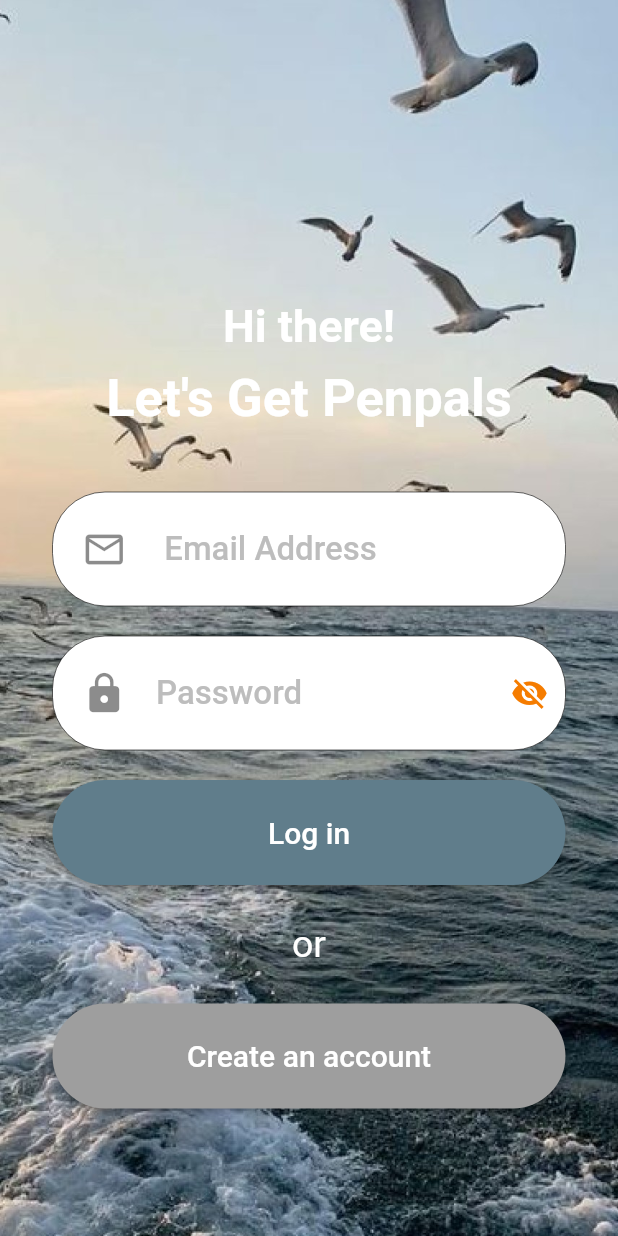
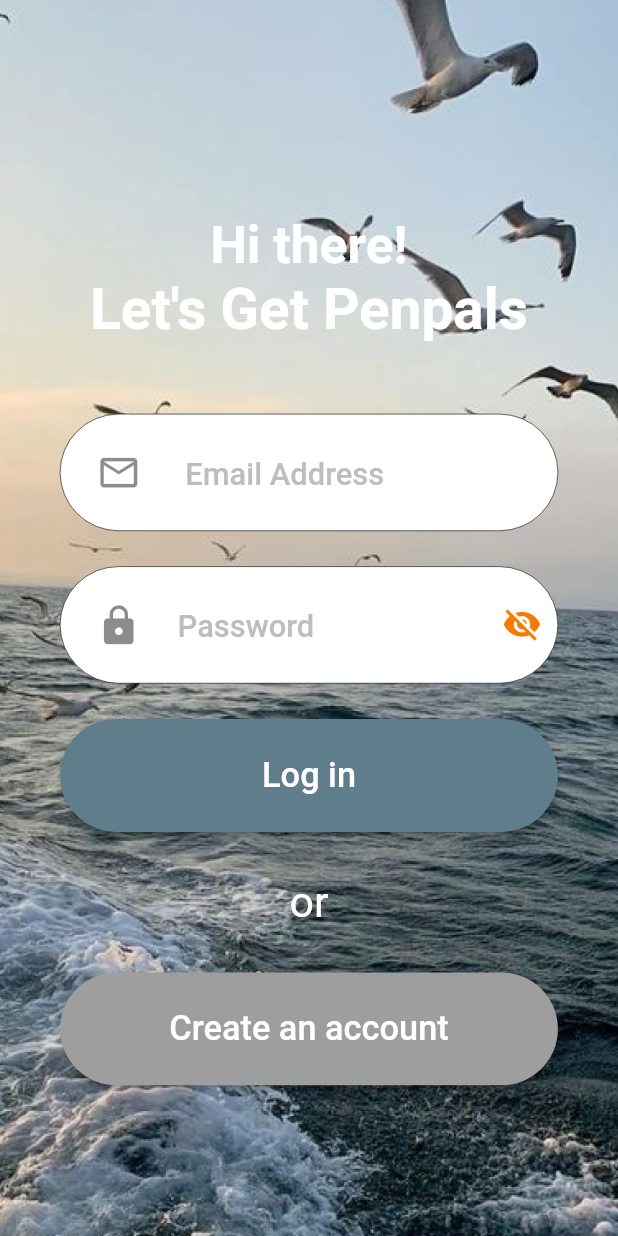
Before and after one commit to litrar/floating-bottle, a Flutter app: the screen it shows after launch, on a phone screen of 412 x 824 dp. Run offline on Flutter 3.47's test engine with Material 2 defaults, Android fonts, the phone set to English and light mode, and no system bars; our stand-ins replace flutter_bloc, flutter_screenutil, go_router, image_picker.

Commit message:
update login page

```diff
--- a/lib/pages/authentication/login.dart
+++ b/lib/pages/authentication/login.dart
@@ -1,6 +1,7 @@
 import 'package:floating_bottle/pages/authentication/information.dart';
 import 'package:floating_bottle/pages/authentication/registration.dart';
 import 'package:flutter/material.dart';
+import 'package:flutter_screenutil/flutter_screenutil.dart';
 import 'package:go_router/go_router.dart';
 
 import '../subpage.dart';
@@ -11,7 +12,7 @@ class Login extends StatefulWidget {
   @override
   State<Login> createState() => _LoginPageState();
   static final GoRoute route =
-      GoRoute(path: "/logIn", builder: ((context, state) => Login()));
+      GoRoute(path: "/logIn", builder: ((context, state) => const Login()));
 }
 
 class _LoginPageState extends State<Login> {
@@ -34,33 +35,33 @@ class _LoginPageState extends State<Login> {
             ListView(
               children: [
                 Container(
-                  margin: const EdgeInsets.only(top: 200),
+                  margin: EdgeInsets.only(top: 120.h),
                   child: Column(
                     children: [
-                      const Text(
+                      Text(
                         "Hi there!",
                         style: TextStyle(
                             fontWeight: FontWeight.w700,
-                            fontSize: 30,
+                            fontSize: 30.sp,
                             color: Colors.white),
                       ),
-                      const Text(
+                      Text(
                         "Let's Get Penpals",
                         style: TextStyle(
                           fontWeight: FontWeight.bold,
-                          fontSize: 35,
-                          height: 1.5,
+                          fontSize: 33.sp,
+                          height: 1.h,
                           color: Colors.white,
                         ),
                       ),
                       _emailField(),
                       _passwordField(),
                       _loginButton(),
-                      const Text(
+                      Text(
                         "or",
                         style: TextStyle(
                             color: Colors.white,
-                            fontSize: 25,
+                            fontSize: 25.sp,
                             fontWeight: FontWeight.w400),
                       ),
                       _createAccountButton(),
@@ -75,47 +76,47 @@ class _LoginPageState extends State<Login> {
 
   Widget _emailField() {
     return Container(
-      margin: const EdgeInsets.only(left: 35, right: 35, top: 40),
+      margin: EdgeInsets.only(left: 35.w, right: 35.w, top: 40.h),
       child: TextField(
         decoration: InputDecoration(
           isDense: true,
-          prefixIcon: const Align(
-            widthFactor: 2.3,
+          prefixIcon: Align(
+            widthFactor: 2.3.w,
             child: Icon(
               Icons.email_outlined,
-              size: 30,
+              size: 26.sp,
             ),
           ),
           border: const OutlineInputBorder(
-              borderRadius: BorderRadius.all(Radius.circular(35)),
+              borderRadius: BorderRadius.all(Radius.circular(55)),
               borderSide: BorderSide(color: Colors.transparent)),
           hintText: " Email Address",
-          hintStyle: TextStyle(fontSize: 22, color: Colors.grey.shade400),
+          hintStyle: TextStyle(fontSize: 18.sp, color: Colors.grey.shade400),
           filled: true,
           fillColor: Colors.white,
           isCollapsed: true,
           contentPadding:
-              const EdgeInsets.symmetric(horizontal: 50, vertical: 25),
+             EdgeInsets.symmetric(horizontal: 50.w, vertical: 20.h),
         ),
-        style: const TextStyle(
-            fontSize: 22, color: Colors.black, fontWeight: FontWeight.w500),
-        cursorWidth: 3,
+        style: TextStyle(
+            fontSize: 22.sp, color: Colors.black, fontWeight: FontWeight.w500),
+        cursorWidth: 3.w,
       ),
     );
   }
 
   Widget _passwordField() {
     return Container(
-      margin: const EdgeInsets.only(left: 35, right: 35, top: 20),
+      margin: EdgeInsets.only(left: 35.w, right: 35.w, top: 20.h),
       child: TextField(
         obscureText: !_passwordVisible,
         decoration: InputDecoration(
           isDense: true,
-          prefixIcon: const Align(
-            widthFactor: 2.3,
+          prefixIcon: Align(
+            widthFactor: 2.3.w,
             child: Icon(
               Icons.lock,
-              size: 30,
+              size: 26.sp,
             ),
           ),
           suffixIcon: IconButton(
@@ -126,43 +127,43 @@ class _LoginPageState extends State<Login> {
               },
               icon: Icon(
                   _passwordVisible ? Icons.visibility : Icons.visibility_off,
-                  size: 25,
+                  size: 23.sp,
                   color: Theme.of(context).primaryColorDark)),
           border: const OutlineInputBorder(
-              borderRadius: BorderRadius.all(Radius.circular(35)),
+              borderRadius: BorderRadius.all(Radius.circular(55)),
               borderSide: BorderSide(color: Colors.transparent)),
           hintText: "Password",
-          hintStyle: TextStyle(fontSize: 22, color: Colors.grey.shade400),
+          hintStyle: TextStyle(fontSize: 18.sp, color: Colors.grey.shade400),
           filled: true,
           fillColor: Colors.white,
           isCollapsed: true,
           contentPadding:
-              const EdgeInsets.symmetric(horizontal: 50, vertical: 25),
+              EdgeInsets.symmetric(horizontal: 50.w, vertical: 20.h),
         ),
-        style: const TextStyle(
-            fontSize: 22, color: Colors.black, fontWeight: FontWeight.w500),
-        cursorWidth: 3,
+        style: TextStyle(
+            fontSize: 22.sp, color: Colors.black, fontWeight: FontWeight.w500),
+        cursorWidth: 3.w,
       ),
     );
   }
 
   Widget _loginButton() {
     return Container(
-      margin: const EdgeInsets.only(left: 35, right: 35, top: 20, bottom: 25),
-      width: 350,
-      height: 70,
+      margin: EdgeInsets.only(left: 35.w, right: 35.w, top: 20.h, bottom: 25.h),
+      width: 350.w,
+      height: 63.h,
       child: ElevatedButton(
         style: ButtonStyle(
             backgroundColor: MaterialStateProperty.all(Colors.blueGrey),
             shape: MaterialStateProperty.all<RoundedRectangleBorder>(
                 RoundedRectangleBorder(
-                    borderRadius: BorderRadius.circular(35)))),
+                    borderRadius: BorderRadius.circular(55)))),
         onPressed: () {
           context.go(SubPage.PERSONAL.route.path);
         },
-        child: const Text(
+        child: Text(
           "Log in",
-          style: TextStyle(fontSize: 20,color: Colors.white),
+          style: TextStyle(fontSize: 20.sp,color: Colors.white),
         ),
       ),
     );
@@ -170,15 +171,15 @@ class _LoginPageState extends State<Login> {
 
   Widget _createAccountButton() {
     return Container(
-      margin: const EdgeInsets.only(left: 35, right: 35, top: 25, bottom: 40),
-      width: 350,
-      height: 70,
+      margin: EdgeInsets.only(left: 35.w, right: 35.w, top: 25.h, bottom: 40.h),
+      width: 350.w,
+      height: 63.h,
       child: ElevatedButton(
         style: ButtonStyle(
             backgroundColor: MaterialStateProperty.all(Colors.grey.shade500),
             shape: MaterialStateProperty.all<RoundedRectangleBorder>(
                 RoundedRectangleBorder(
-                    borderRadius: BorderRadius.circular(35)))),
+                    borderRadius: BorderRadius.circular(55)))),
         onPressed: () {
           Navigator.push(
             context,
@@ -189,9 +190,9 @@ class _LoginPageState extends State<Login> {
             ),
           );
         },
-        child: const Text(
+        child: Text(
           "Create an account",
-          style: TextStyle(fontSize: 20,color: Colors.white),
+          style: TextStyle(fontSize: 20.sp,color: Colors.white),
         ),
       ),
     );
```
